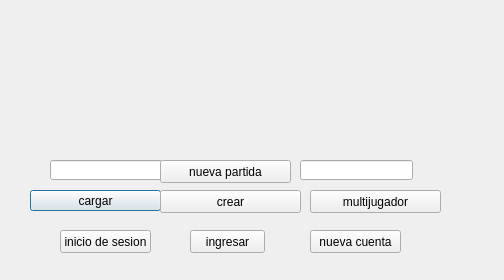
Above: Videojuego/inicio.ui from Pablo9925/Proyecto_Final_Info before the change. Below: the same form after it.
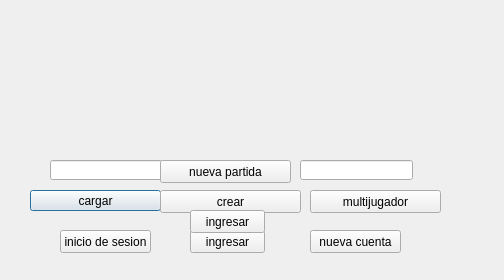
That is the form after the change. Icons and pictures are not drawn.

Diff of the .ui file:
```diff
--- a/Videojuego/inicio.ui
+++ b/Videojuego/inicio.ui
@@ -160,6 +160,22 @@
     <string>nueva partida</string>
    </property>
   </widget>
+  <widget class="QPushButton" name="ingresar2">
+   <property name="geometry">
+    <rect>
+     <x>190</x>
+     <y>210</y>
+     <width>75</width>
+     <height>23</height>
+    </rect>
+   </property>
+   <property name="styleSheet">
+    <string notr="true">Background-image:url(:/sprites personaje/Dead (5).png)</string>
+   </property>
+   <property name="text">
+    <string>ingresar</string>
+   </property>
+  </widget>
  </widget>
  <resources/>
  <connections/>
```
